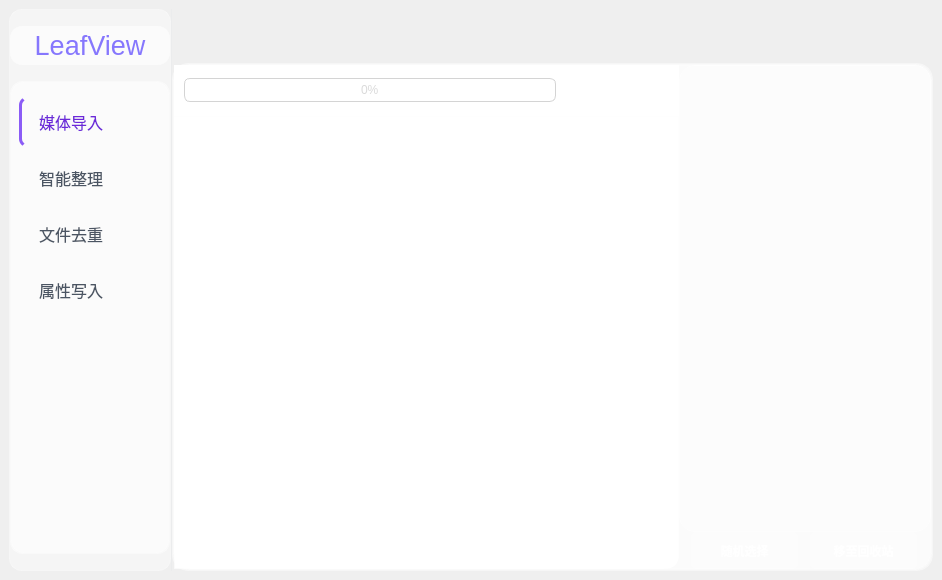
The window that Ui_MainWindow.ui (YangShengzhou03/LeafSort) describes before a commit, drawn with Qt 5.
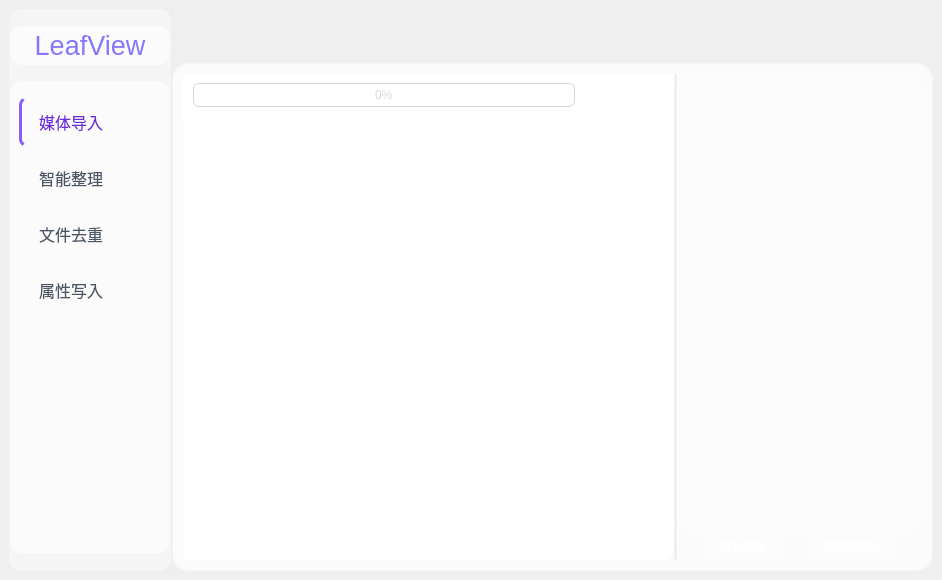
The same window after the commit. The open tabs and pages were chosen to show the change. Icons and pictures are not drawn.

Diff of the .ui file:
```diff
--- a/Ui_MainWindow.ui
+++ b/Ui_MainWindow.ui
@@ -4288,21 +4288,21 @@
                 </layout>
                </widget>
                <widget class="QWidget" name="deduplicationPage">
-                <layout class="QHBoxLayout" name="deduplicationLayout" stretch="2,1">
+                <layout class="QHBoxLayout" name="deduplicationLayout" stretch="2,0,1">
                  <property name="spacing">
                   <number>0</number>
                  </property>
                  <property name="leftMargin">
-                  <number>0</number>
+                  <number>9</number>
                  </property>
                  <property name="topMargin">
-                  <number>0</number>
+                  <number>9</number>
                  </property>
                  <property name="rightMargin">
-                  <number>0</number>
+                  <number>9</number>
                  </property>
                  <property name="bottomMargin">
-                  <number>0</number>
+                  <number>9</number>
                  </property>
                  <item>
                   <widget class="QWidget" name="deduplicationViewerWidget" native="true">
@@ -4394,30 +4394,30 @@
                         <widget class="QToolButton" name="btnStartContrast">
                          <property name="minimumSize">
                           <size>
-                           <width>104</width>
-                           <height>32</height>
+                           <width>80</width>
+                           <height>28</height>
                           </size>
                          </property>
                          <property name="maximumSize">
                           <size>
-                           <width>88</width>
-                           <height>16777215</height>
+                           <width>80</width>
+                           <height>28</height>
                           </size>
                          </property>
                          <property name="styleSheet">
                           <string notr="true">QToolButton {
     color: white;
     border: none;
-    padding: 8px 12px;
-    border-radius: 6px;
+    padding: 6px 10px;
+    border-radius: 5px;
     background-color: qradialgradient(
         cx:0.5, cy:0.5, radius:1, fx:0.5, fy:0.5,
         stop:0.66 rgba(134, 119, 253, 255),
         stop:1 rgba(119, 111, 252, 255)
     );
-    font-size: 12px;
+    font-size: 11px;
     font-weight: 500;
-    min-width: 80px;
+    min-width: 60px;
 }
 
 QToolButton:hover {
@@ -4486,6 +4486,16 @@
                    </layout>
                   </widget>
                  </item>
+                 <item>
+                  <widget class="Line" name="line">
+                   <property name="styleSheet">
+                    <string notr="true">background-color: rgb(235, 236, 237);</string>
+                   </property>
+                   <property name="orientation">
+                    <enum>Qt::Vertical</enum>
+                   </property>
+                  </widget>
+                 </item>
                  <item>
                   <layout class="QVBoxLayout" name="deduplicationTableLayout">
                    <item>
@@ -4498,20 +4508,32 @@
                      </property>
                      <item>
                       <widget class="QToolButton" name="btnRandomSelect">
+                       <property name="minimumSize">
+                        <size>
+                         <width>80</width>
+                         <height>28</height>
+                        </size>
+                       </property>
+                       <property name="maximumSize">
+                        <size>
+                         <width>70</width>
+                         <height>28</height>
+                        </size>
+                       </property>
                        <property name="styleSheet">
                         <string notr="true">QToolButton {
     color: white;
     border: none;
-    padding: 8px 12px;
-    border-radius: 6px;
+    padding: 6px 10px;
+    border-radius: 5px;
     background-color: qradialgradient(
         cx:0.5, cy:0.5, radius:1, fx:0.5, fy:0.5,
         stop:0.66 rgba(134, 119, 253, 255),
         stop:1 rgba(119, 111, 252, 255)
     );
-    font-size: 12px;
+    font-size: 11px;
     font-weight: 500;
-    min-width: 80px;
+    min-width: 60px;
 }
 
 QToolButton:hover {
@@ -4539,20 +4561,32 @@
                      </item>
                      <item>
                       <widget class="QToolButton" name="btnMoveToRecycleBin">
+                       <property name="minimumSize">
+                        <size>
+                         <width>80</width>
+                         <height>28</height>
+                        </size>
+                       </property>
+                       <property name="maximumSize">
+                        <size>
+                         <width>85</width>
+                         <height>28</height>
+                        </size>
+                       </property>
                        <property name="styleSheet">
                         <string notr="true">QToolButton {
     color: white;
     border: none;
-    padding: 8px 12px;
-    border-radius: 6px;
+    padding: 6px 10px;
+    border-radius: 5px;
     background-color: qradialgradient(
         cx:0.5, cy:0.5, radius:1, fx:0.5, fy:0.5,
         stop:0.66 rgba(244, 67, 54, 255),
         stop:1 rgba(233, 30, 99, 255)
     );
-    font-size: 12px;
+    font-size: 11px;
     font-weight: 500;
-    min-width: 80px;
+    min-width: 60px;
 }
 
 QToolButton:hover {
```
